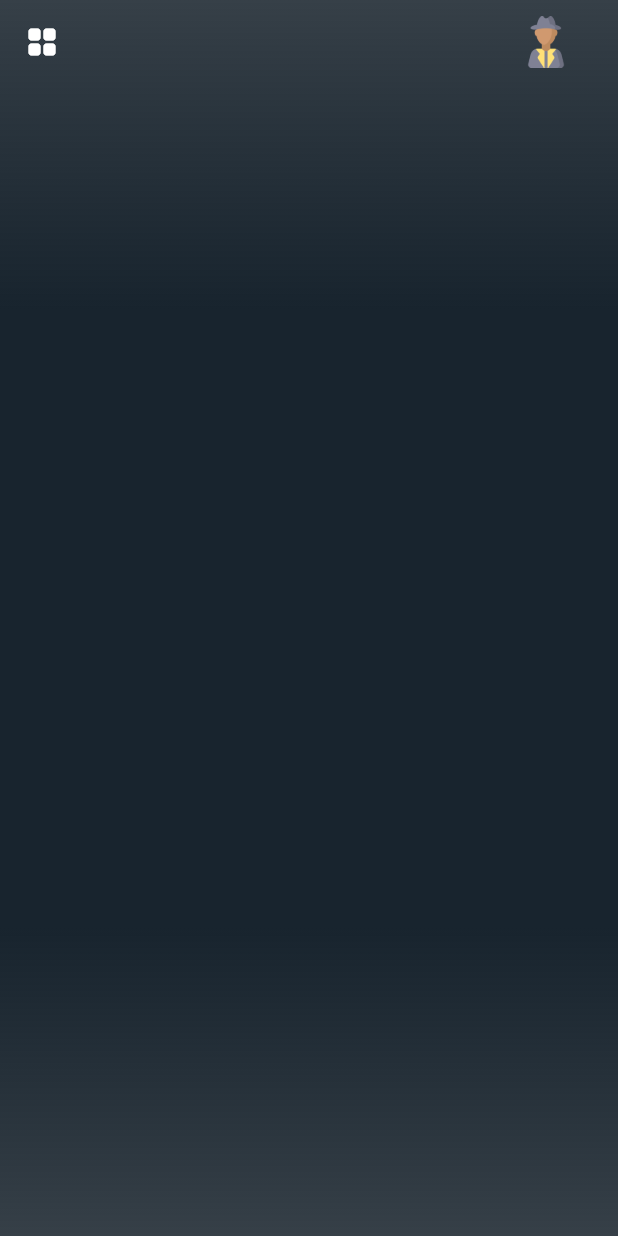
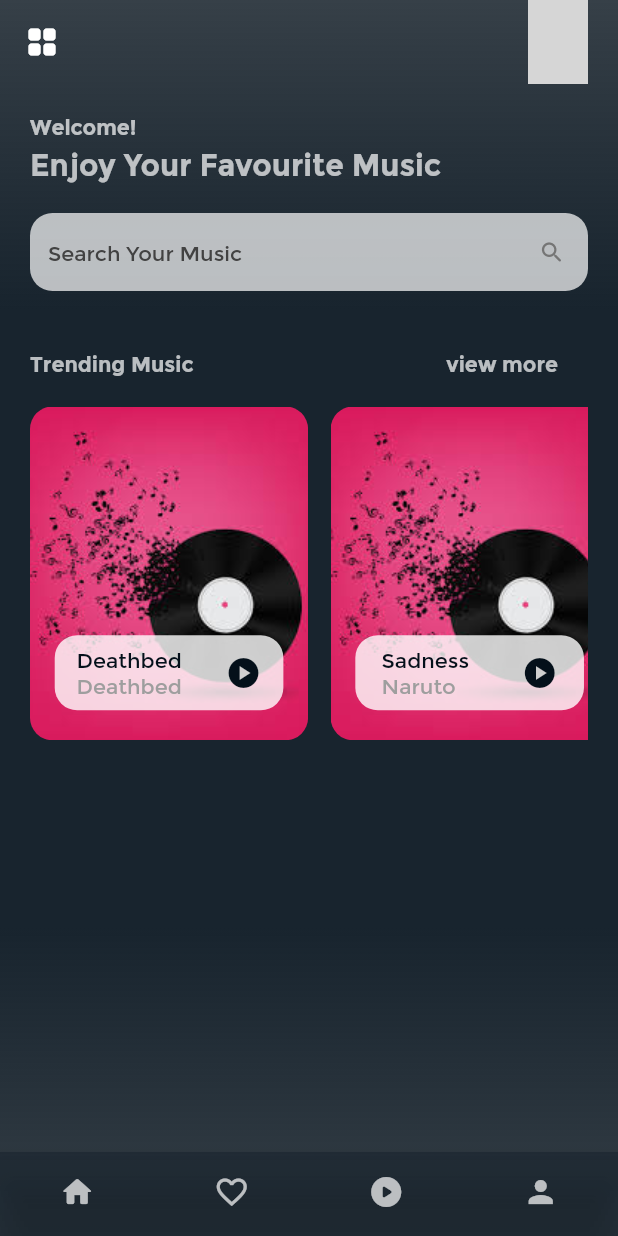
Before and after one commit to CorpseCode/HYMN, a Flutter app: the screen it shows after launch, on a phone screen of 412 x 824 dp. Run offline on Flutter 3.47's test engine with Material 2 defaults, Android fonts, the light colour scheme and no system bars; our stand-ins replace get; network calls fail; grey boxes are pictures that could not be loaded.

Commit message:
added music assets and home page creation

```diff
--- /dev/null
+++ b/lib/CustomWidgets/SectionHeader.dart
@@ -0,0 +1,28 @@
+import 'package:flutter/material.dart';
+
+//----------------------------------------------------------------------------//
+//Section Header Code Here (Trending Music, etc.)
+
+class SectionHeader extends StatelessWidget {
+  const SectionHeader({
+    Key? key,
+    required this.title,
+    this.action = 'view more',
+  }) : super(key: key);
+
+  final String title;
+  final String action;
+
+  @override
+  Widget build(BuildContext context) {
+    return Row(
+      mainAxisAlignment: MainAxisAlignment.spaceBetween,
+      children: [
+        Text(title,
+            style: Theme.of(context).textTheme.bodyLarge!.copyWith(fontWeight: FontWeight.bold)),
+        Text(action,
+            style: Theme.of(context).textTheme.bodyLarge!.copyWith(fontWeight: FontWeight.bold)),
+      ],
+    );
+  }
+}
--- /dev/null
+++ b/lib/CustomWidgets/discover_music.dart
@@ -0,0 +1,45 @@
+//----------------------------------------------------------------------------//
+//Search Bar Code Here
+import 'package:flutter/material.dart';
+
+class DiscoverMusic extends StatelessWidget {
+  const DiscoverMusic({Key? key}) : super(key: key);
+
+  @override
+  Widget build(BuildContext context) {
+    return Column(
+        crossAxisAlignment: CrossAxisAlignment.start,
+        children: <Widget>[
+          Text('Welcome!',
+              style: Theme.of(context)
+                  .textTheme
+                  .bodyLarge!
+                  .copyWith(fontWeight: FontWeight.bold)),
+          const SizedBox(height: 5.0),
+          Text('Enjoy Your Favourite Music',
+              style: Theme.of(context)
+                  .textTheme
+                  .titleLarge!
+                  .copyWith(fontWeight: FontWeight.bold)),
+          const SizedBox(height: 20.0),
+          TextFormField(
+            style: const TextStyle(color: Colors.black54),
+            decoration: InputDecoration(
+              isDense: true,
+              filled: true,
+              fillColor: Colors.white70,
+              hintText: 'Search Your Music',
+              hintStyle: Theme.of(context)
+                  .textTheme
+                  .bodyMedium!
+                  .copyWith(color: Colors.grey.shade800),
+              suffixIcon: Icon(Icons.search_rounded,
+                  color: Colors.grey.shade600),
+              border: OutlineInputBorder(
+                  borderRadius: BorderRadius.circular(15.0),
+                  borderSide: BorderSide.none),
+            ),
+          ),
+        ]);
+  }
+}
--- /dev/null
+++ b/lib/CustomWidgets/song_card.dart
@@ -0,0 +1,73 @@
+
+
+import 'package:flutter/material.dart';
+import 'package:get/get.dart';
+
+import '../ASSETS.dart';
+import '../models/song_model.dart';
+
+class SongCard extends StatelessWidget {
+  const SongCard({
+    Key? key,
+    required this.song,
+  }) : super(key: key);
+
+  final Song song;
+
+  @override
+  Widget build(BuildContext context) {
+    return InkWell(
+      onTap: () {
+        Get.toNamed('/song', arguments: song);
+      },
+      child: Container(
+        margin: const EdgeInsets.only(right: 15.0),
+        child: Stack(
+          alignment: Alignment.bottomCenter,
+          children: [
+            Container(
+              width: MediaQuery.of(context).size.width * 0.45,
+              decoration: BoxDecoration(
+                borderRadius: BorderRadius.circular(15.0),
+                image: DecorationImage(
+                  image: AssetImage(song.coverUrl),
+                  fit: BoxFit.cover
+                )
+              ),
+            ),
+            Container(
+              height: 50,
+              width: MediaQuery.of(context).size.width * 0.37,
+              margin: const EdgeInsets.only(bottom: 20.0),
+              decoration: BoxDecoration(
+                borderRadius: BorderRadius.circular(15.0),
+                color: Colors.white.withOpacity(0.8)
+              ),
+              child:
+              Row(
+                mainAxisAlignment: MainAxisAlignment.spaceAround,
+                children: [
+                  Column(
+                    crossAxisAlignment: CrossAxisAlignment.start,
+                    mainAxisAlignment: MainAxisAlignment.center,
+                    children: [
+                      Text(
+                        song.title, style: Theme.of(context).textTheme.bodyLarge!.copyWith(color: ASSETS().BGCOLOR),
+                      ),
+                      Text(
+                        song.description, style: Theme.of(context).textTheme.bodyLarge!.copyWith(color: Colors.grey),
+                      )
+                    ],
+                  ),
+
+                  Icon(Icons.play_circle, color: ASSETS().BGCOLOR,)
+
+                ],
+              ),
+            ),
+          ],
+        ),
+      ),
+    );
+  }
+}
--- /dev/null
+++ b/lib/CustomWidgets/widgets.dart
@@ -0,0 +1,5 @@
+export 'SectionHeader.dart';
+export 'BorderText.dart';
+export 'song_card.dart';
+export '../models/song_model.dart';
+export 'discover_music.dart';
--- a/lib/Screens/home_screen.dart
+++ b/lib/Screens/home_screen.dart
@@ -1,57 +1,132 @@
-
 import 'package:flutter/material.dart';
-import 'package:hymusic/CustomWidgets/BorderText.dart';
 import 'package:hymusic/ASSETS.dart';
 
-class Home extends StatefulWidget {
+import '../CustomWidgets/SectionHeader.dart';
+import '../CustomWidgets/discover_music.dart';
+import '../CustomWidgets/song_card.dart';
+import '../models/song_model.dart';
 
 
+class Home extends StatelessWidget {
   Home({Key? key}) : super(key: key);
 
-  @override
-  State<Home> createState() => _HomeState();
-}
+//Initializing Custom ASSETS file Constructor
+  ASSETS asset = ASSETS();
 
-class _HomeState extends State<Home> {
-  ASSETS ASSET = ASSETS();
-  var gradient;
-  var modeColor;
-  var isDark;
-  var mode;
+// //variables that can be used later
+//   var gradient;
+//   var modeColor;
+//   var isDark;
+//   var mode;
+//
+//   //this code is for stateful Widget (if implied)
+//   void initState() {
+//
+//     gradient = ASSET.darkModeGradient;
+//     modeColor = ASSET.LIGHTMODE;
+//     isDark = true;
+//     mode = Icon(
+//       Icons.light_mode_rounded,
+//       size: 30,
+//       color: modeColor,
+//     );
+//   }
 
-  @override
-  void initState() {
-    // TODO: implement initState
-    gradient = ASSET.darkModeGradient;
-    modeColor = ASSET.LIGHTMODE;
-    isDark = true;
-    mode = Icon(Icons.light_mode_rounded, size: 30, color: modeColor,);
-
-  }
-
+//----------------------Coding For The HomePage Is Here-----------------------//
   @override
   Widget build(BuildContext context) {
-    return AnimatedContainer(
-      duration: const Duration(milliseconds: 100),
+    List<Song> songs = Song.songs;
+
+    return Container(
       decoration: BoxDecoration(
-        gradient: LinearGradient(
-          begin: Alignment.topCenter,
-          end: Alignment.bottomCenter,
-          colors: gradient,
-        )
-      ),
+          gradient: LinearGradient(
+        begin: Alignment.topCenter,
+        end: Alignment.bottomCenter,
+        colors: asset.darkModeGradient,
+      )),
       child: Scaffold(
         backgroundColor: Colors.transparent,
         appBar: _CustomAppBar(),
+        bottomNavigationBar: _CustomNavBar(),
+        body: SingleChildScrollView(
+          child: Column(
+            children: [
+              Padding(
+                padding: const EdgeInsets.all(20.0),
+                child: Column(
+                  crossAxisAlignment: CrossAxisAlignment.start,
+                  children: <Widget>[
+                    const DiscoverMusic(),
+                    const Padding(
+                        padding: EdgeInsets.fromLTRB(20.0, 20.0, 0.0, 20.0)),
+                    Column(
+                      children: <Widget>[
+                        const Padding(
+                          padding: EdgeInsets.only(right: 20.0),
+                          child: SectionHeader(
+                            title: 'Trending Music',
+                          ),
+                        ),
+                        const SizedBox(height: 20.0),
+                        SizedBox(
+                          height: MediaQuery.of(context).size.height * 0.27,
+                          child: ListView.builder(
+                              itemCount: songs.length,
+                              scrollDirection: Axis.horizontal,
+                              itemBuilder: (context, index) {
+                                return SongCard(song: songs[index]);
+                              }),
+                        )
+                      ],
+                    )
+                  ],
+                ),
+              ),
+            ],
+          ),
+        ),
       ),
     );
   }
 }
 
-class _CustomAppBar extends StatelessWidget with PreferredSizeWidget{
+
+//----------------------------------------------------------------------------//
+
+//Custom Bottom Navigation Bar
+class _CustomNavBar extends StatelessWidget {
+  _CustomNavBar({Key? key}) : super(key: key);
+
+  ASSETS asset = ASSETS();
+
+  @override
+  Widget build(BuildContext context) {
+    return BottomNavigationBar(
+      type: BottomNavigationBarType.fixed,
+      backgroundColor: asset.BGCOLOR2.withOpacity(0.6),
+      unselectedItemColor: Colors.white70,
+      selectedItemColor: Colors.white70,
+      showSelectedLabels: false,
+      showUnselectedLabels: false,
+      items: const [
+        BottomNavigationBarItem(icon: Icon(Icons.home_rounded), label: 'Home'),
+        BottomNavigationBarItem(
+            icon: Icon(Icons.favorite_outline), label: 'Favourites'),
+        BottomNavigationBarItem(
+            icon: Icon(Icons.play_circle_rounded), label: 'Play'),
+        BottomNavigationBarItem(icon: Icon(Icons.person), label: 'Profile'),
+      ],
+    );
+  }
+}
+
+//----------------------------------------------------------------------------//
+
+//Custom App Bar
+class _CustomAppBar extends StatelessWidget with PreferredSizeWidget {
   _CustomAppBar({Key? key}) : super(key: key);
 
-  ASSETS ASSET = ASSETS();
+  ASSETS asset = ASSETS();
 
   @override
   Widget build(BuildContext context) {
@@ -62,7 +137,11 @@ class _CustomAppBar extends StatelessWidget with PreferredSizeWidget{
       actions: [
         Container(
           margin: const EdgeInsets.only(right: 20.0),
-            child: Image.asset(ASSET.USER, scale: 15,),
+          child: const CircleAvatar(
+            backgroundColor: Colors.white70,
+            backgroundImage: NetworkImage(
+                'https://images.unsplash.com/photo-1612810806695-30f7a8258391?ixlib=rb-4.0.3&ixid=MnwxMjA3fDB8MHxwaG90by1wYWdlfHx8fGVufDB8fHx8&auto=format&fit=crop&w=1374&q=80'),
+          ),
         ),
       ],
     );
--- a/lib/Screens/search.dart
+++ /dev/null
@@ -1,12 +0,0 @@
-import 'package:flutter/material.dart';
-
-class Search extends StatelessWidget {
-  const Search({Key? key}) : super(key: key);
-
-  @override
-  Widget build(BuildContext context) {
-    return Container(
-      color: Colors.transparent,
-    );
-  }
-}
--- /dev/null
+++ b/lib/Screens/song_screen.dart
@@ -0,0 +1,12 @@
+import 'package:flutter/material.dart';
+
+class Songs extends StatelessWidget {
+  const Songs({Key? key}) : super(key: key);
+
+  @override
+  Widget build(BuildContext context) {
+    return Container(
+      color: Colors.transparent,
+    );
+  }
+}
--- a/lib/main.dart
+++ b/lib/main.dart
@@ -1,7 +1,7 @@
 import 'package:flutter/material.dart';
 import 'package:hymusic/Screens/screens.dart';
 import 'package:get/get.dart';
-import 'package:hymusic/Screens/search.dart';
+import 'package:hymusic/Screens/song_screen.dart';
 
 import 'Screens/home_screen.dart';
 import 'Screens/playlist_screen.dart';
@@ -17,14 +17,15 @@ class MyApp extends StatelessWidget {
       debugShowCheckedModeBanner: false,
       theme: ThemeData(
         textTheme: Theme.of(context).textTheme.apply(
+          fontFamily: 'Montserrat',
           bodyColor: Colors.white70,
           displayColor: Colors.white70,
         ),
       ),
-      home: Home(),
+      initialRoute: '/',
       getPages: [
         GetPage(name: '/', page: () => Home () ),
-        GetPage(name: '/search', page: () => Search () ),
+        GetPage(name: '/song', page: () => Songs () ),
         GetPage(name: '/playlist', page: () => Playlist () )
       ],
     );
--- /dev/null
+++ b/lib/models/song_model.dart
@@ -0,0 +1,37 @@
+class Song {
+
+  final String title;
+  final String description;
+  final String url;
+  final String coverUrl;
+
+  Song({
+
+    required this.title,
+    required this.description,
+    required this.url,
+    this.coverUrl = 'assets/nocover.jpeg'
+
+  });
+
+  static List<Song> songs = [
+
+    Song(
+      title: 'Deathbed',
+      description: 'Deathbed',
+      url: 'assets/songs/deathbed.mp3',
+    ),
+    Song(
+      title: 'Sadness',
+      description: 'Naruto',
+      url: 'assets/songs/sadnessandsorrow.mp3',
+    ),
+    Song(
+      title: 'Unravel',
+      description: 'TokyoGhoul',
+      url: 'assets/songs/unravellofi.mp3',
+    )
+
+  ];
+
+}
```
Also changed, not shown: pubspec.yaml (+1 -12 lines), assets/nocover.jpeg (added), 3 other files.
